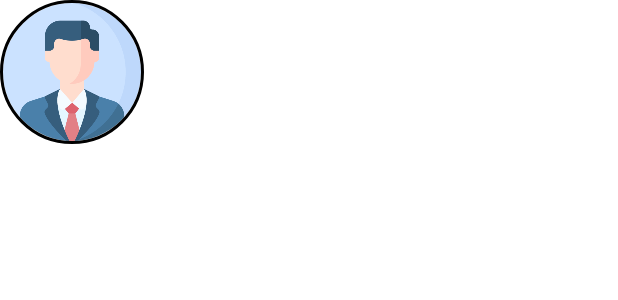
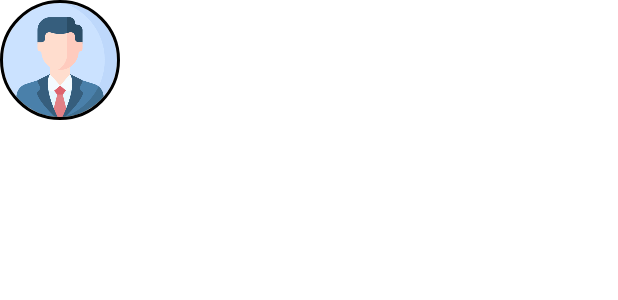
Before and after one commit to f714/ZirCon, an Android app: the layout community_members_profile_images_view.xml on its own in the app's theme, with its tools: preview values and no code run, on a phone screen of 412 x 824 dp. Shown: the top 300 px of the screen. Run offline under Robolectric (Android 15) with nearby library versions, the phone set to English and light mode, and no system bars.

Commit message:
update layout issue

```diff
--- a/app/src/main/res/layout/community_members_profile_images_view.xml
+++ b/app/src/main/res/layout/community_members_profile_images_view.xml
@@ -1,13 +1,13 @@
 <?xml version="1.0" encoding="utf-8"?>
 <LinearLayout
         xmlns:android="http://schemas.android.com/apk/res/android"
-        android:layout_width="100dp"
-        android:layout_height="96dp">
+        android:layout_width="80dp"
+        android:layout_height="80dp">
     <de.hdodenhof.circleimageview.CircleImageView
             xmlns:app="http://schemas.android.com/apk/res-auto"
             android:id="@+id/profile_image"
-            android:layout_width="96dp"
-            android:layout_height="96dp"
+            android:layout_width="80dp"
+            android:layout_height="80dp"
             android:src="@drawable/profile"
             app:civ_border_width="2dp"
             app:civ_border_color="#FF000000"/>
```
